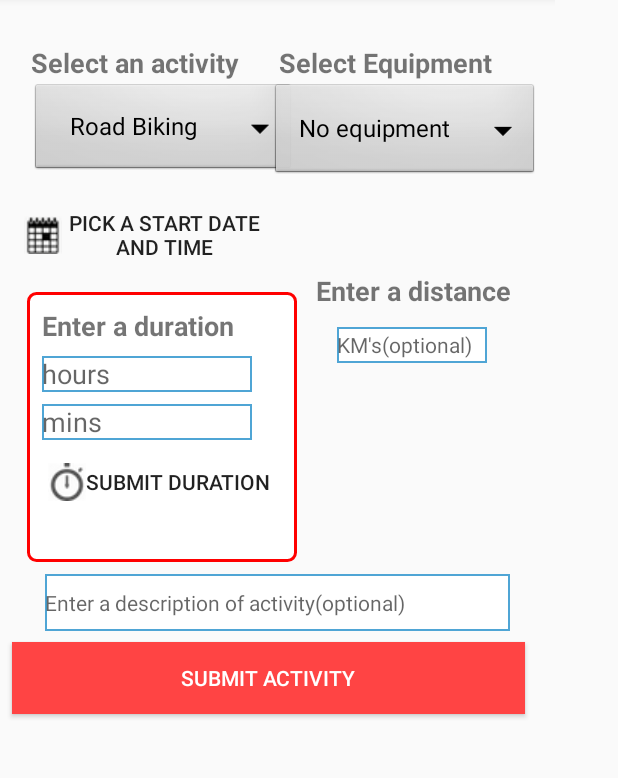
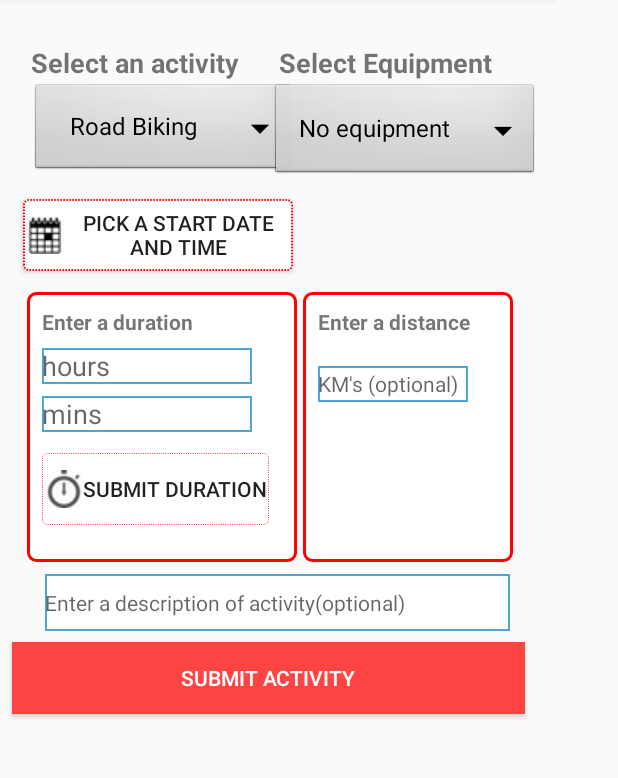
Before and after one commit to GraemeHBrown/Fitness_tracker_v2, an Android app: the AddNewExerciseActivity screen opened directly, with no data from a screen before it, on a phone screen of 412 x 824 dp, the part 87-865 px from its top. Run offline under Robolectric (Android 15) with nearby library versions, the phone set to English and light mode, and no system bars; our stand-ins replace Room's generated code; 1 statement that could not run was skipped.

Commit message:
Added borders round the start date and time submit button and the submit duration so that they can be identified as buttons easier.

```diff
--- /dev/null
+++ b/app/src/main/res/drawable/date_time_pick_background.xml
@@ -0,0 +1,11 @@
+<?xml version="1.0" encoding="UTF-8"?>
+<shape xmlns:android="http://schemas.android.com/apk/res/android" android:id="@+id/date_background">
+    <stroke android:dashWidth="1dp" android:width="1dp" android:color="#FF0000" android:dashGap="1dp" />
+    <padding android:left="2dp"
+        android:top="1dp"
+        android:right="1dp"
+        android:bottom="1dp"
+        />
+    <corners android:radius="3dp" />
+    <solid android:color="#ffffffff" />
+</shape>
--- a/app/src/main/res/drawable/duration_background.xml
+++ b/app/src/main/res/drawable/duration_background.xml
@@ -1,10 +1,15 @@
 <?xml version="1.0" encoding="UTF-8"?>
-<shape xmlns:android="http://schemas.android.com/apk/res/android" android:id="@+id/duration_background">
-    <stroke android:width="2dp" android:color="#FF0000" />
-    <padding android:left="2dp"
-        android:top="2dp"
+<shape xmlns:android="http://schemas.android.com/apk/res/android"
+    android:id="@+id/duration_background">
+    <stroke
+        android:width="2dp"
+        android:color="#FF0000" />
+    <padding
+        android:bottom="2dp"
+        android:left="2dp"
         android:right="2dp"
-        android:bottom="2dp" />
+        android:top="2dp" />
     <corners android:radius="5dp" />
     <solid android:color="#ffffffff" />
+
 </shape>
--- /dev/null
+++ b/app/src/main/res/drawable/duration_submit_background.xml
@@ -0,0 +1,16 @@
+<?xml version="1.0" encoding="UTF-8"?>
+<shape xmlns:android="http://schemas.android.com/apk/res/android"
+    android:id="@+id/duration_submit_background">
+    <stroke
+        android:width="0.5dp"
+        android:color="#FF0000"
+        android:dashGap="1dp"
+        android:dashWidth="0.5dp" />
+    <padding
+        android:bottom="1dp"
+        android:left="2dp"
+        android:right="1dp"
+        android:top="1dp" />
+    <corners android:radius="3dp" />
+
+</shape>
--- a/app/src/main/res/layout/activity_add_new_exercise.xml
+++ b/app/src/main/res/layout/activity_add_new_exercise.xml
@@ -62,16 +62,15 @@
     <Button
         android:id="@+id/date_pick_button"
         style="@style/Widget.AppCompat.Button.Small"
-        android:focusableInTouchMode="true"
-        android:layout_width="161dp"
+        android:layout_width="180dp"
         android:layout_height="wrap_content"
         android:layout_marginBottom="8dp"
         android:layout_marginEnd="8dp"
         android:layout_marginLeft="16dp"
         android:layout_marginStart="8dp"
-        android:background="@android:color/transparent"
-        android:backgroundTint="@android:color/holo_red_light"
+        android:background="@drawable/date_time_pick_background"
         android:drawableLeft="@drawable/datepicker_icon"
+        android:focusableInTouchMode="true"
         android:onClick="showDatePickerDialog"
         android:text="@string/pick_date_and_time"
         app:layout_constraintBottom_toBottomOf="parent"
@@ -97,42 +96,6 @@
         app:layout_constraintStart_toEndOf="@+id/activity_select_fragment"
         app:layout_constraintTop_toBottomOf="@+id/add_new_activity_header_textview"
         app:layout_constraintVertical_bias="0.0" />
-
-    <EditText
-        android:id="@+id/distance_input"
-        android:layout_width="100dp"
-        android:layout_height="24dp"
-        android:layout_marginBottom="8dp"
-        android:layout_marginEnd="8dp"
-        android:layout_marginStart="8dp"
-        android:layout_marginTop="8dp"
-        android:background="@drawable/back"
-        android:ems="10"
-        android:hint="@string/distance_input_optional"
-        android:inputType="numberDecimal"
-        android:textSize="14sp"
-        android:visibility="visible"
-        app:layout_constraintBottom_toBottomOf="parent"
-        app:layout_constraintEnd_toEndOf="parent"
-        app:layout_constraintHorizontal_bias="0.853"
-        app:layout_constraintStart_toStartOf="parent"
-        app:layout_constraintTop_toBottomOf="@+id/fragment"
-        app:layout_constraintVertical_bias="0.279" />
-
-    <TextView
-        android:id="@+id/textView2"
-        android:layout_width="wrap_content"
-        android:layout_height="wrap_content"
-        android:layout_marginBottom="12dp"
-        android:layout_marginEnd="8dp"
-        android:layout_marginStart="8dp"
-        android:text="Enter a distance"
-        android:textSize="18sp"
-        android:textStyle="bold"
-        app:layout_constraintBottom_toTopOf="@+id/distance_input"
-        app:layout_constraintEnd_toEndOf="parent"
-        app:layout_constraintHorizontal_bias="0.906"
-        app:layout_constraintStart_toStartOf="parent" />
 
     <EditText
         android:id="@+id/description_text_view"
@@ -170,9 +133,6 @@
 
         <TextView
             android:id="@+id/duration_label_text_view"
-            android:focusableInTouchMode="true"
-            android:clickable="true"
-            android:focusable="true"
             android:layout_width="wrap_content"
             android:layout_height="wrap_content"
             android:layout_column="0"
@@ -180,9 +140,12 @@
             android:layout_marginStart="8dp"
             android:layout_marginTop="8dp"
             android:layout_row="0"
+            android:clickable="true"
+            android:focusable="true"
+            android:focusableInTouchMode="true"
 
             android:text="@string/enter_a_duration"
-            android:textSize="18sp"
+            android:textSize="14sp"
             android:textStyle="bold"
             app:layout_constraintBottom_toTopOf="@+id/duration_hours_input"
             app:layout_constraintEnd_toEndOf="parent"
@@ -224,13 +187,16 @@
         <Button
             android:id="@+id/duration_submit"
             style="@style/Widget.AppCompat.Button.Borderless"
+            android:background="@drawable/duration_submit_background"
             android:layout_width="wrap_content"
             android:layout_height="wrap_content"
             android:layout_column="0"
             android:layout_marginBottom="8dp"
-            android:layout_marginStart="0dp"
+            android:layout_marginTop="10dp"
+            android:layout_marginStart="8dp"
             android:layout_row="3"
             android:drawableLeft="@drawable/stopwatch_icon"
+
             android:onClick="onDurationSubmitButtonClick"
             android:text="Submit duration" />
 
@@ -253,5 +219,62 @@
         app:layout_constraintTop_toBottomOf="@+id/description_text_view"
         app:layout_constraintVertical_bias="0.333" />
 
+    <GridLayout
+        android:layout_width="140dp"
+        android:layout_height="180dp"
+        android:layout_marginBottom="104dp"
+        android:layout_marginEnd="28dp"
+        android:layout_marginRight="16dp"
+        android:layout_marginTop="8dp"
+        android:background="@drawable/duration_background"
+        app:layout_constraintBottom_toBottomOf="parent"
+        app:layout_constraintEnd_toEndOf="parent"
+        app:layout_constraintRight_toRightOf="parent"
+        app:layout_constraintTop_toTopOf="parent"
+        app:layout_constraintVertical_bias="0.987">
+
+        <TextView
+            android:id="@+id/textView2"
+            android:layout_width="wrap_content"
+            android:layout_height="wrap_content"
+            android:layout_column="0"
+            android:layout_marginBottom="12dp"
+            android:layout_marginEnd="8dp"
+            android:layout_marginStart="8dp"
+            android:layout_marginTop="8dp"
+            android:layout_row="0"
+            android:text="Enter a distance"
+            android:textSize="14sp"
+            android:textStyle="bold"
+            app:layout_constraintBottom_toTopOf="@+id/distance_input"
+            app:layout_constraintEnd_toEndOf="parent"
+            app:layout_constraintHorizontal_bias="0.906"
+            app:layout_constraintStart_toStartOf="parent" />
+
+        <EditText
+            android:id="@+id/distance_input"
+            android:layout_width="100dp"
+            android:layout_height="24dp"
+            android:layout_column="0"
+            android:layout_marginBottom="8dp"
+            android:layout_marginEnd="8dp"
+            android:layout_marginStart="8dp"
+            android:layout_marginTop="8dp"
+            android:layout_row="1"
+            android:background="@drawable/back"
+            android:ems="10"
+            android:hint="@string/distance_input_optional"
+            android:inputType="numberDecimal"
+            android:textSize="14sp"
+            android:visibility="visible"
+            app:layout_constraintBottom_toBottomOf="parent"
+            app:layout_constraintEnd_toEndOf="parent"
+            app:layout_constraintHorizontal_bias="0.853"
+            app:layout_constraintStart_toStartOf="parent"
+            app:layout_constraintTop_toBottomOf="@+id/fragment"
+            app:layout_constraintVertical_bias="0.279" />
+
+    </GridLayout>
+
 
 </android.support.constraint.ConstraintLayout>
--- a/app/src/main/res/values/colors.xml
+++ b/app/src/main/res/values/colors.xml
@@ -3,4 +3,7 @@
     <color name="colorPrimary">#3F51B5</color>
     <color name="colorPrimaryDark">#303F9F</color>
     <color name="colorAccent">#FF4081</color>
+    <color name="button_pressed">#ff8a00</color>
+    <color name="button_focused">#ff8a00</color>
+    <color name="button_default">#1c76bb</color>
 </resources>
--- a/app/src/main/res/values/strings.xml
+++ b/app/src/main/res/values/strings.xml
@@ -17,5 +17,5 @@
     <string name="no_distance_selected">(no distance entered)</string>
     <string name="duration_label_error">A duration must be set before submitting</string>
     <string name="date_not_set_button_error">Must set date and time to submit an exercise</string>
-    <string name="distance_input_optional">KM\'s(optional)</string>
+    <string name="distance_input_optional">KM\'s (optional)</string>
 </resources>
```
